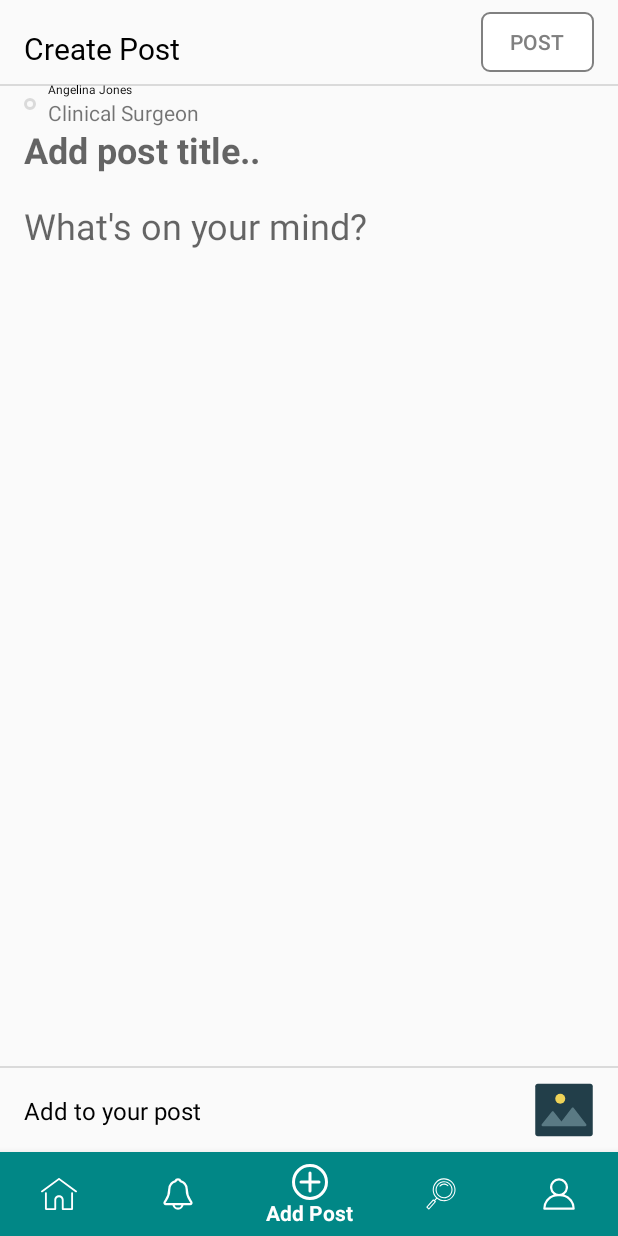
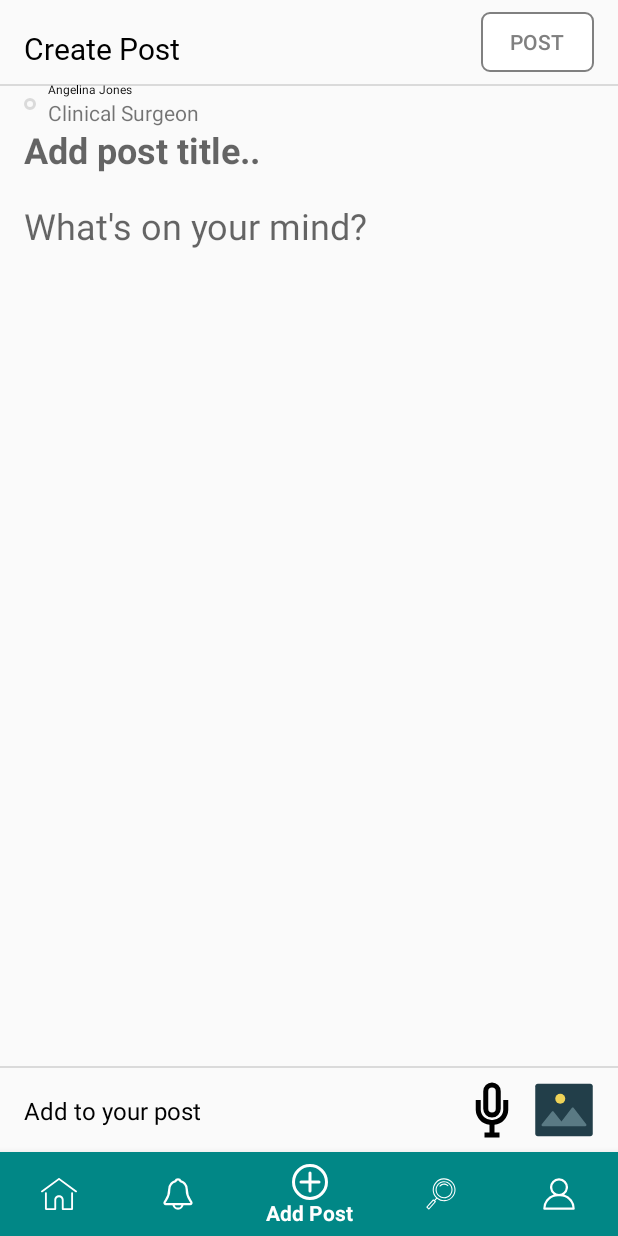
Before and after one commit to NajeebUllah161/Community_Blog, an Android app: the screen it shows after launch once a user with an empty profile is signed in (MainActivity), item 3 of the bottom bar chosen, on a phone screen of 412 x 824 dp. Run offline under Robolectric (Android 15) with nearby library versions, the phone set to English and light mode, and no system bars; our stand-ins replace CircleImageView, Firebase (no records; nobody signed in at launch, a user with empty details on screens opened directly), Picasso; libraries missing offline, so code that uses them is left out: com.skydoves.powermenu, omari.hamza.storyview; Roboto replaces fonts that are not available here; 2 statements that could not run were skipped.

Commit message:
added cross icon for removing image in addPostFragment

```diff
--- a/app/src/main/java/com/example/communityfeedapp/fragments/AddPostFragment.java
+++ b/app/src/main/java/com/example/communityfeedapp/fragments/AddPostFragment.java
@@ -143,6 +143,11 @@ public class AddPostFragment extends Fragment {
             startActivityForResult(intent, 10);
         });
 
+        binding.removeImg.setOnClickListener(view -> {
+            binding.postImage.setImageResource(0);
+            binding.removeImg.setVisibility(View.GONE);
+        });
+
         binding.postBtn.setOnClickListener(view -> {
 
             progressDialog.show();
@@ -211,6 +216,7 @@ public class AddPostFragment extends Fragment {
                     uri = data.getData();
                     binding.postImage.setImageURI(uri);
                     binding.postImage.setVisibility(View.VISIBLE);
+                    binding.removeImg.setVisibility(View.VISIBLE);
                     setButtonEnabled();
                 }
             }
--- /dev/null
+++ b/app/src/main/res/drawable/ic_recording_icon.xml
@@ -0,0 +1,12 @@
+<vector xmlns:android="http://schemas.android.com/apk/res/android"
+    android:width="40dp"
+    android:height="40dp"
+    android:viewportWidth="24"
+    android:viewportHeight="24">
+  <path
+      android:fillColor="#FF000000"
+      android:pathData="M16.5,8v4A4.27,4.27 0,0 1,12 16a4.27,4.27 0,0 1,-4.5 -4V8h-2v4A6.17,6.17 0,0 0,11 17.92V21H9v2h6V21H13V17.92A6.17,6.17 0,0 0,18.5 12V8Z"/>
+  <path
+      android:fillColor="#FF000000"
+      android:pathData="M12,15a3.5,3.5 0,0 0,3.5 -3.5v-7a3.5,3.5 0,0 0,-7 0v7A3.5,3.5 0,0 0,12 15ZM10.5,4.5a1.5,1.5 0,0 1,3 0v7a1.5,1.5 0,0 1,-3 0Z"/>
+</vector>
--- a/app/src/main/res/layout/fragment_add_post.xml
+++ b/app/src/main/res/layout/fragment_add_post.xml
@@ -128,6 +128,15 @@
         app:layout_constraintTop_toBottomOf="@+id/postTitle" />
 
     <ImageView
+        android:id="@+id/removeImg"
+        android:layout_width="wrap_content"
+        android:layout_height="wrap_content"
+        android:src="@drawable/ic_cross"
+        android:visibility="gone"
+        app:layout_constraintBottom_toTopOf="@+id/postImage"
+        app:layout_constraintEnd_toEndOf="parent" />
+
+    <ImageView
         android:id="@+id/postImage"
         android:layout_width="wrap_content"
         android:layout_height="220dp"
@@ -152,6 +161,16 @@
         app:layout_constraintBottom_toBottomOf="parent"
         app:layout_constraintEnd_toEndOf="parent" />
 
+    <ImageView
+        android:id="@+id/addRecording"
+        android:layout_width="wrap_content"
+        android:layout_height="wrap_content"
+        android:layout_marginEnd="@dimen/_8mdp"
+        android:layout_marginBottom="8dp"
+        android:src="@drawable/ic_recording_icon"
+        app:layout_constraintBottom_toBottomOf="parent"
+        app:layout_constraintEnd_toStartOf="@+id/addImg" />
+
     <TextView
         android:id="@+id/textView4"
         android:layout_width="wrap_content"
@@ -175,5 +194,4 @@
         app:layout_constraintHorizontal_bias="0.5"
         app:layout_constraintStart_toStartOf="parent" />
 
-
 </androidx.constraintlayout.widget.ConstraintLayout>
```
